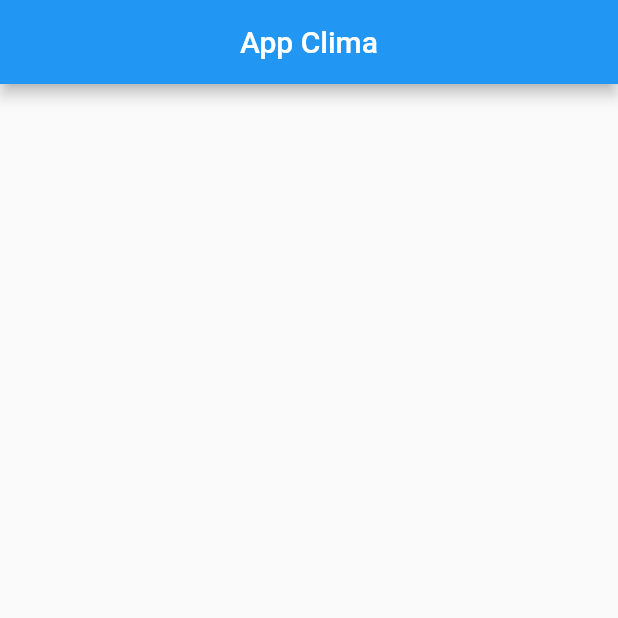
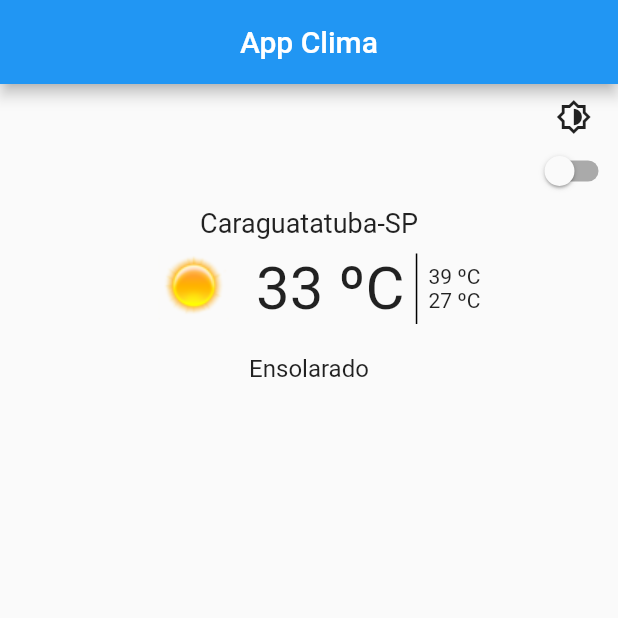
Before and after one commit to NatanTG/appClima, a Flutter app: the screen it shows after launch, on a phone screen of 412 x 824 dp, the top half of it. Run offline on Flutter 3.47's test engine with Material 2 defaults, Android fonts, the phone set to English and light mode, and no system bars.

Commit message:
Adicionado Assets e configuração inicial

```diff
--- a/lib/widgets/home.dart
+++ b/lib/widgets/home.dart
@@ -1,5 +1,6 @@
 // ignore_for_file: library_private_types_in_public_api, use_key_in_widget_constructors
 
+import 'package:appclima/widgets/resumo.dart';
 import 'package:flutter/material.dart';
 
 class Home extends StatefulWidget {
@@ -13,9 +14,22 @@ class _HomeState extends State<Home> {
   Widget build(BuildContext context) {
     return Scaffold(
       appBar: AppBar(
-        title: Text('App Clima'),
+        title: const Text('App Clima'),
         centerTitle: true,
-      )
+      ),
+      body: Center(
+        child: Column(
+          children: const [
+            Resumo(
+              cidade: 'Caraguatatuba-SP',
+              temperaturaAtual: 33,
+              temperaturaMaxima: 39,
+              temperaturaMinima: 27,
+              descricao: 'Ensolarado',
+              numeroIcone: 1,),
+          ],
+        ),
+      ),
     );
   }
 }
--- /dev/null
+++ b/lib/widgets/resumo.dart
@@ -0,0 +1,71 @@
+// ignore_for_file: use_key_in_widget_constructors
+
+import 'package:flutter/material.dart';
+
+class Resumo extends StatelessWidget {
+
+  final String cidade;
+  final String descricao;
+  final double temperaturaAtual;
+  final double temperaturaMaxima;
+  final double temperaturaMinima;
+  final int numeroIcone;
+
+  const Resumo({super.key, required this.cidade, required this.descricao, required this.temperaturaAtual, required this.temperaturaMaxima, required this.temperaturaMinima, required this.numeroIcone,});
+
+  @override
+  Widget build(BuildContext context) {
+    return Column(
+      children: [
+        const Padding(padding: EdgeInsets.all(5)),
+        Row(
+          mainAxisAlignment: MainAxisAlignment.end,
+          children: [
+            Column(
+              children: [
+                const Icon(Icons.brightness_6_outlined),
+                Switch(value: false,
+                 onChanged: (valor){},
+              )
+              ],
+            )
+          ],
+        ),
+        Text(
+          cidade,
+          style: const TextStyle(fontSize: 18),
+        ),
+        const Padding(padding: EdgeInsets.all(5)),
+        IntrinsicHeight(
+          child: Row(
+          mainAxisAlignment: MainAxisAlignment.center,
+          children: [
+            Image(image: AssetImage('images/$numeroIcone.png')),
+            const Padding(padding: EdgeInsets.all(2)),
+            Text(
+              '${temperaturaAtual.toStringAsFixed(0)} ºC',
+            style: const TextStyle(fontSize: 40),
+            ),
+            const VerticalDivider(
+              color: Colors.black,
+              thickness: 1,
+            ),
+            Column(
+              mainAxisAlignment: MainAxisAlignment.center,
+              children: [
+                Text('${temperaturaMaxima.toStringAsFixed(0)} ºC'),
+                Text('${temperaturaMinima.toStringAsFixed(0)} ºC'),
+              ],
+            )
+          ],
+          ),
+        ),
+        const Padding(padding: EdgeInsets.all(10)),
+        Text(
+          descricao,
+          style: const TextStyle(fontSize:16),
+        )
+      ],
+    );
+  }
+}
```
